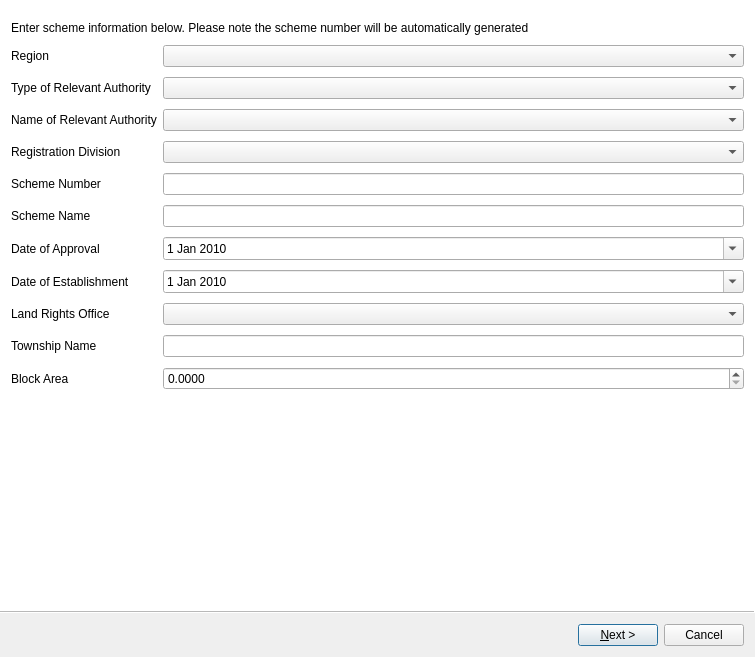
This is ui/flts/ui_scheme_lodgement.ui in gltn/stdm as Qt 5 draws it before an edit. The edited form follows.
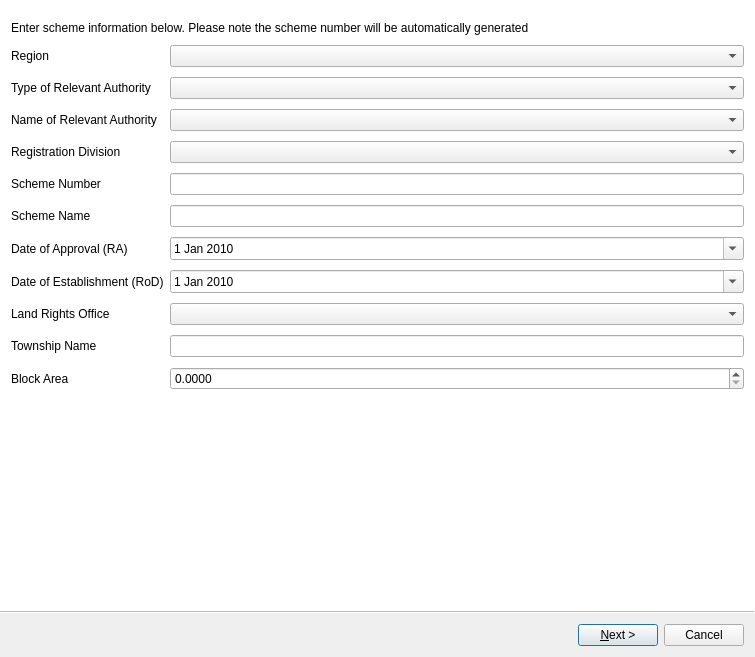
This is the edited form. Icons and pictures are not drawn. Custom widgets are drawn as their Qt base class.

```diff
--- a/ui/flts/ui_scheme_lodgement.ui
+++ b/ui/flts/ui_scheme_lodgement.ui
@@ -165,7 +165,7 @@
     <item row="8" column="0">
      <widget class="QLabel" name="label_date_apprv">
       <property name="text">
-       <string>Date of Approval</string>
+       <string>Date of Approval (RA)</string>
       </property>
      </widget>
     </item>
@@ -227,7 +227,7 @@
     <item row="9" column="0">
      <widget class="QLabel" name="label_date_establish">
       <property name="text">
-       <string>Date of Establishment</string>
+       <string>Date of Establishment (RoD)</string>
       </property>
      </widget>
     </item>
```
